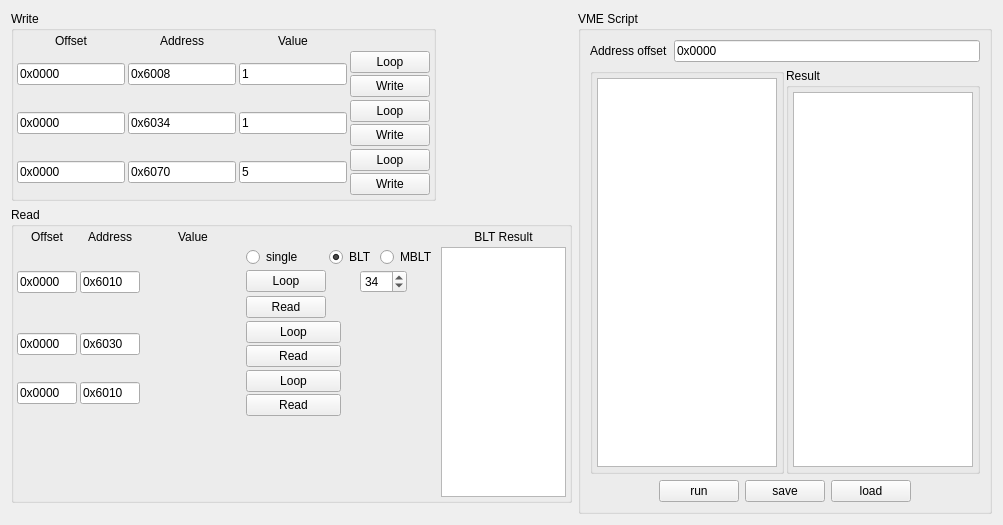
Qt form src/vme_debug_widget.ui (flueke/mvme) before a commit.
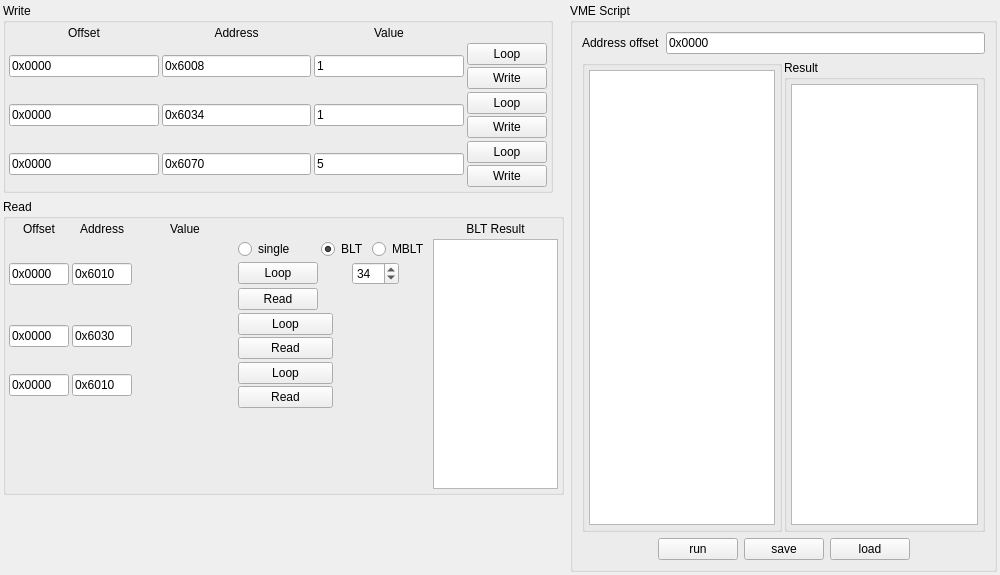
The same form after that commit.

```diff
--- a/src/vme_debug_widget.ui
+++ b/src/vme_debug_widget.ui
@@ -6,8 +6,8 @@
    <rect>
     <x>0</x>
     <y>0</y>
-    <width>1001</width>
-    <height>525</height>
+    <width>1000</width>
+    <height>575</height>
    </rect>
   </property>
   <property name="sizePolicy">
@@ -20,8 +20,45 @@
    <string>VME Debug</string>
   </property>
   <layout class="QGridLayout" name="gridLayout_7">
-   <item row="0" column="0">
-    <layout class="QGridLayout" name="gridLayout_8">
+   <property name="leftMargin">
+    <number>3</number>
+   </property>
+   <property name="topMargin">
+    <number>3</number>
+   </property>
+   <property name="rightMargin">
+    <number>3</number>
+   </property>
+   <property name="bottomMargin">
+    <number>3</number>
+   </property>
+   <property name="spacing">
+    <number>3</number>
+   </property>
+   <item row="2" column="0" colspan="2">
+    <widget class="QFrame" name="outerFrame">
+     <property name="minimumSize">
+      <size>
+       <width>150</width>
+       <height>150</height>
+      </size>
+     </property>
+     <layout class="QGridLayout" name="gridLayout_8" columnstretch="1,0,1">
+      <property name="leftMargin">
+       <number>0</number>
+      </property>
+      <property name="topMargin">
+       <number>0</number>
+      </property>
+      <property name="rightMargin">
+       <number>0</number>
+      </property>
+      <property name="bottomMargin">
+       <number>0</number>
+      </property>
+      <property name="spacing">
+       <number>6</number>
+      </property>
      <item row="0" column="0">
       <widget class="QGroupBox" name="groupBox">
        <property name="title">
@@ -218,8 +255,8 @@
        </property>
        <property name="sizeHint" stdset="0">
         <size>
-         <width>40</width>
-         <height>20</height>
+          <width>5</width>
+          <height>5</height>
         </size>
        </property>
       </spacer>
@@ -594,9 +631,20 @@
        </layout>
       </widget>
      </item>
-    </layout>
-   </item>
-   <item row="0" column="1" rowspan="2">
+      <item row="2" column="0">
+       <spacer name="verticalSpacer_2">
+        <property name="orientation">
+         <enum>Qt::Vertical</enum>
+        </property>
+        <property name="sizeHint" stdset="0">
+         <size>
+          <width>20</width>
+          <height>62</height>
+         </size>
+        </property>
+       </spacer>
+      </item>
+      <item row="0" column="2" rowspan="3">
     <widget class="QGroupBox" name="groupBox_3">
      <property name="font">
       <font>
@@ -787,18 +835,11 @@
      </layout>
     </widget>
    </item>
-   <item row="1" column="0">
-    <spacer name="verticalSpacer_2">
-     <property name="orientation">
-      <enum>Qt::Vertical</enum>
-     </property>
-     <property name="sizeHint" stdset="0">
-      <size>
-       <width>20</width>
-       <height>5</height>
-      </size>
-     </property>
-    </spacer>
+     </layout>
+     <zorder></zorder>
+     <zorder></zorder>
+     <zorder>verticalSpacer_2</zorder>
+    </widget>
    </item>
   </layout>
  </widget>
```
Lines whose indentation alone changed are shown as unchanged.
